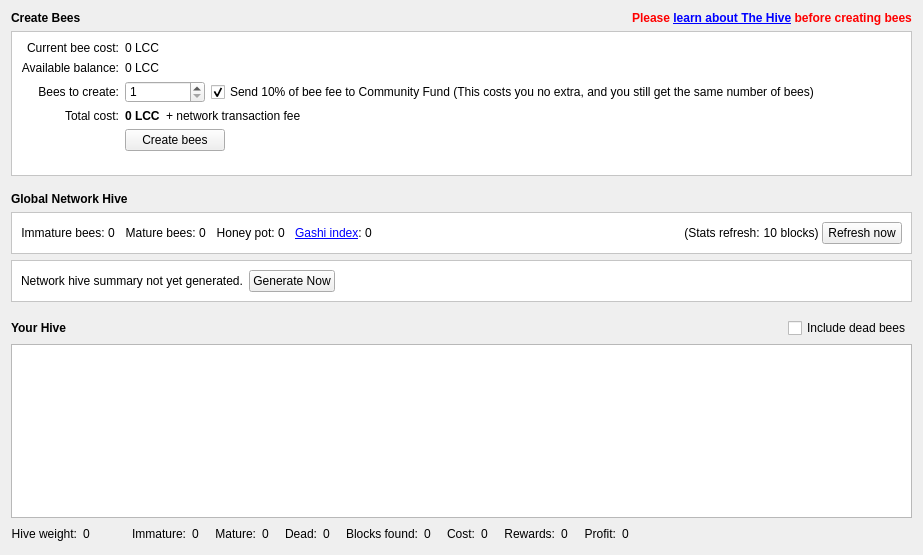
Qt form src/qt/forms/hivedialog.ui (litecoincash-project/litecoincash) before a commit.
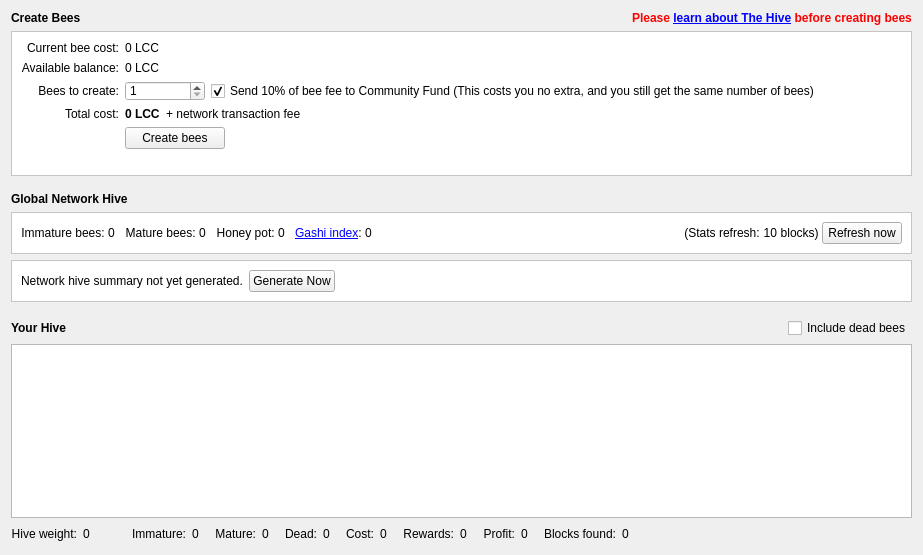
The same form after that commit. Icons and pictures are not drawn. Custom widgets are drawn as their Qt base class.

What changed in the file:
```diff
--- a/src/qt/forms/hivedialog.ui
+++ b/src/qt/forms/hivedialog.ui
@@ -194,7 +194,7 @@
           <property name="minimumSize">
            <size>
             <width>80</width>
-            <height>0</height>
+            <height>20</height>
            </size>
           </property>
           <property name="minimum">
@@ -904,39 +904,6 @@
        </property>
       </widget>
      </item>
-     <item>
-      <spacer name="deadLabelSpacer">
-       <property name="orientation">
-        <enum>Qt::Horizontal</enum>
-       </property>
-       <property name="sizeType">
-        <enum>QSizePolicy::Fixed</enum>
-       </property>
-       <property name="sizeHint" stdset="0">
-        <size>
-         <width>10</width>
-         <height>0</height>
-        </size>
-       </property>
-      </spacer>
-     </item>
-     <item>
-      <widget class="QLabel" name="label_4">
-       <property name="text">
-        <string>Blocks found:</string>
-       </property>
-       <property name="alignment">
-        <set>Qt::AlignRight|Qt::AlignTrailing|Qt::AlignVCenter</set>
-       </property>
-      </widget>
-     </item>
-     <item>
-      <widget class="QLabel" name="blocksFoundLabel">
-       <property name="text">
-        <string>0</string>
-       </property>
-      </widget>
-     </item>
      <item>
       <spacer name="horizontalSpacer_15">
        <property name="orientation">
@@ -1036,6 +1003,39 @@
        </property>
       </widget>
      </item>
+     <item>
+      <spacer name="deadLabelSpacer">
+       <property name="orientation">
+        <enum>Qt::Horizontal</enum>
+       </property>
+       <property name="sizeType">
+        <enum>QSizePolicy::Fixed</enum>
+       </property>
+       <property name="sizeHint" stdset="0">
+        <size>
+         <width>10</width>
+         <height>0</height>
+        </size>
+       </property>
+      </spacer>
+     </item>
+     <item>
+      <widget class="QLabel" name="label_4">
+       <property name="text">
+        <string>Blocks found:</string>
+       </property>
+       <property name="alignment">
+        <set>Qt::AlignRight|Qt::AlignTrailing|Qt::AlignVCenter</set>
+       </property>
+      </widget>
+     </item>
+     <item>
+      <widget class="QLabel" name="blocksFoundLabel">
+       <property name="text">
+        <string>0</string>
+       </property>
+      </widget>
+     </item>
      <item>
       <spacer name="horizontalSpacer_11">
        <property name="orientation">
```
Left out of the diff: 4 changed lines with no effect on the pictures.
